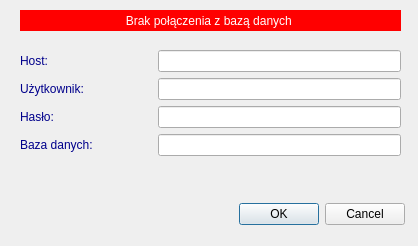
The window that ustawieniaform.ui (militia11/shoes) describes before a commit, drawn with Qt 5.
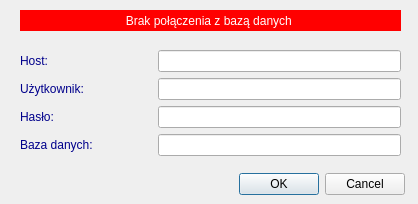
The same window after the commit.

```diff
--- a/ustawieniaform.ui
+++ b/ustawieniaform.ui
@@ -7,7 +7,7 @@
     <x>0</x>
     <y>0</y>
     <width>418</width>
-    <height>246</height>
+    <height>204</height>
    </rect>
   </property>
   <property name="windowTitle">
@@ -22,7 +22,7 @@
      <x>20</x>
      <y>50</y>
      <width>381</width>
-     <height>132</height>
+     <height>111</height>
     </rect>
    </property>
    <layout class="QFormLayout" name="formLayout">
@@ -1355,7 +1355,7 @@
    <property name="geometry">
     <rect>
      <x>120</x>
-     <y>200</y>
+     <y>170</y>
      <width>285</width>
      <height>28</height>
     </rect>
```
